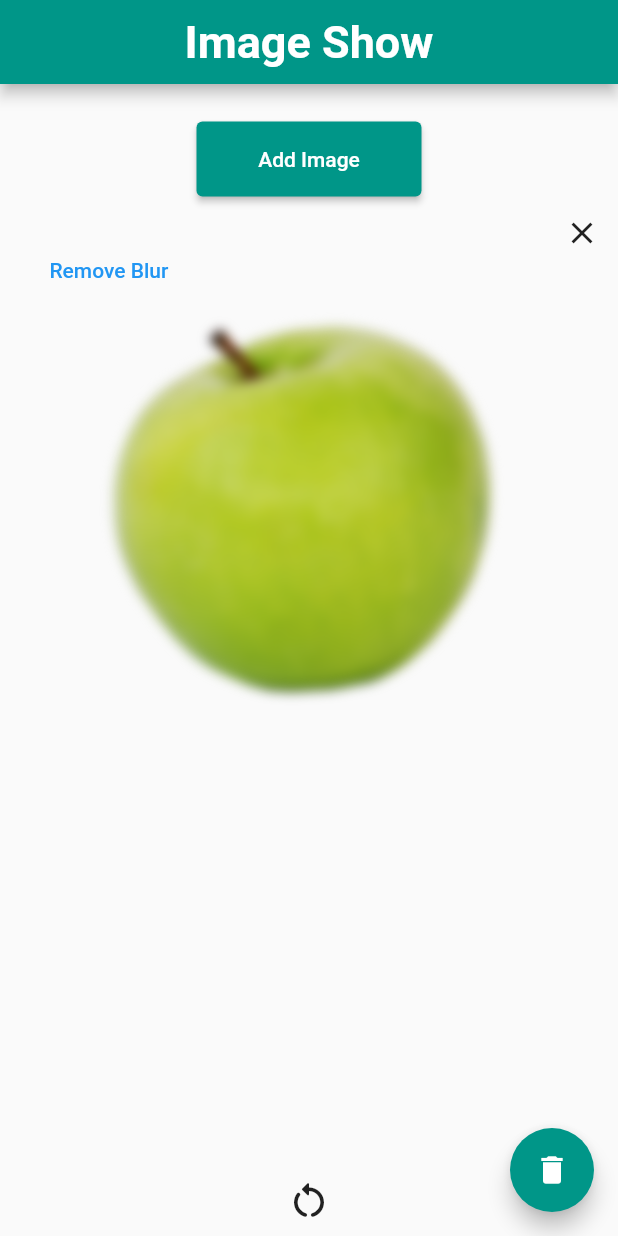
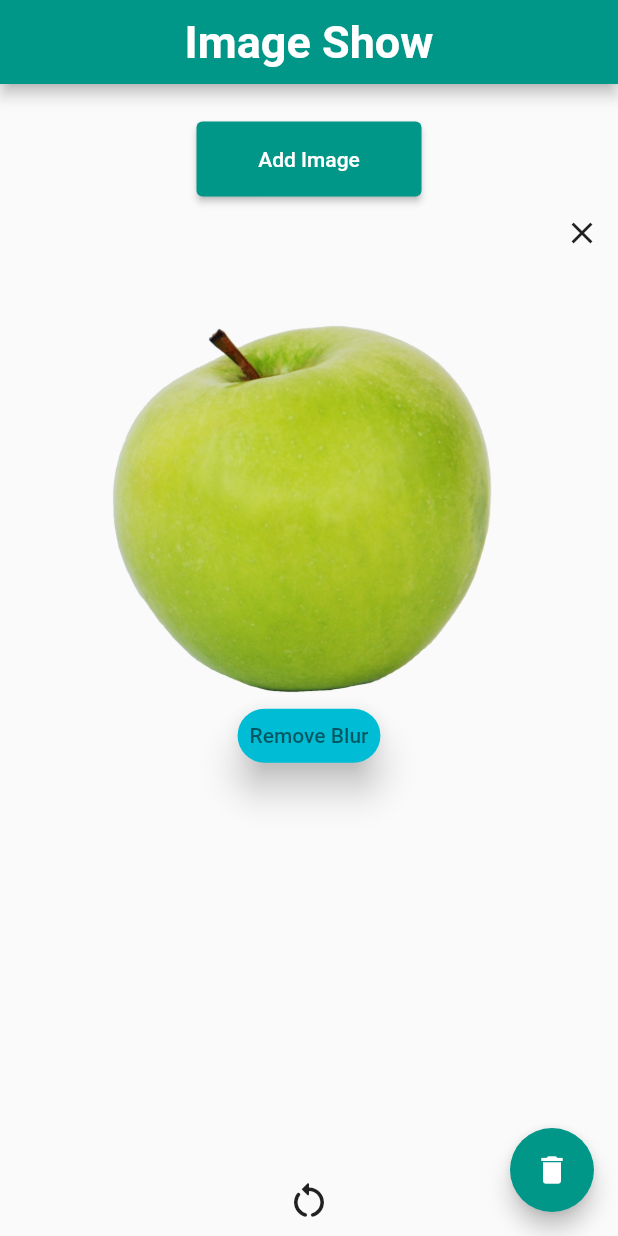
Before and after one commit to rubayet211/ImageList, a Flutter app: the screen it shows after launch, after a tap on "Add Image", after a tap on "Remove Blur", on a phone screen of 412 x 824 dp. Run offline on Flutter 3.47's test engine with Material 2 defaults, Android fonts, the light colour scheme and no system bars.

Commit message:
5ht Commit

```diff
--- a/lib/main.dart
+++ b/lib/main.dart
@@ -51,12 +51,13 @@ class ImageListState extends State<ImageList> {
   void _clearImage() {
     setState(() {
       _images.clear();
+      _isBlur.clear();
     });
   }
 
   void deblurImage(int i) {
     setState(() {
-      _isBlur.add(false);
+      _isBlur[i] = false;
     });
   }
 
@@ -122,11 +123,37 @@ class ImageListState extends State<ImageList> {
                                       ],
                                     ),
                                   ),
-                                  TextButton(
-                                    onPressed: () {
-                                      deblurImage(index);
-                                    },
-                                    child: Text('Remove Blur'),
+                                  Positioned(
+                                    bottom: 0.0,
+                                    right: 0.0,
+                                    left: 0.0,
+                                    child: Center(
+                                      child: TextButton(
+                                        onPressed: () {
+                                          deblurImage(index);
+                                        },
+                                        child: Text('Remove Blur'),
+                                        style: ButtonStyle(
+                                          shape: MaterialStateProperty.all<
+                                              RoundedRectangleBorder>(
+                                            RoundedRectangleBorder(
+                                              borderRadius:
+                                                  BorderRadius.circular(18.0),
+                                            ),
+                                          ),
+                                          backgroundColor:
+                                              MaterialStateProperty.all<Color>(
+                                            Colors.cyan,
+                                          ),
+                                          foregroundColor:
+                                              MaterialStateProperty.all<Color>(
+                                                  Colors.black54),
+                                          elevation:
+                                              MaterialStateProperty.all<double>(
+                                                  10),
+                                        ),
+                                      ),
+                                    ),
                                   ),
                                 ],
                               ),
```
